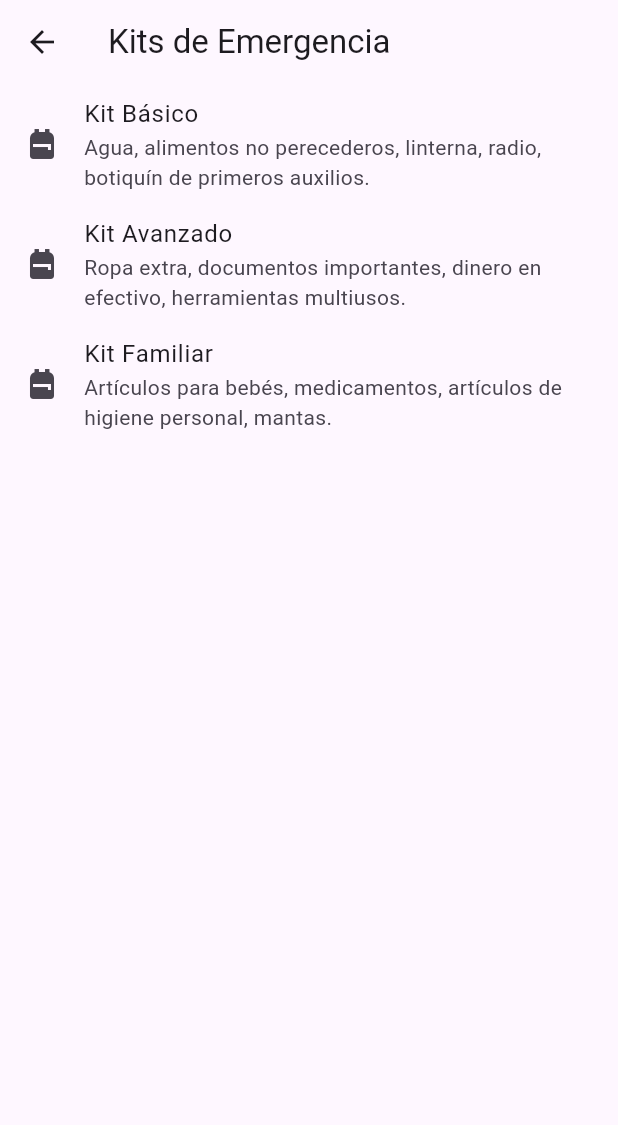
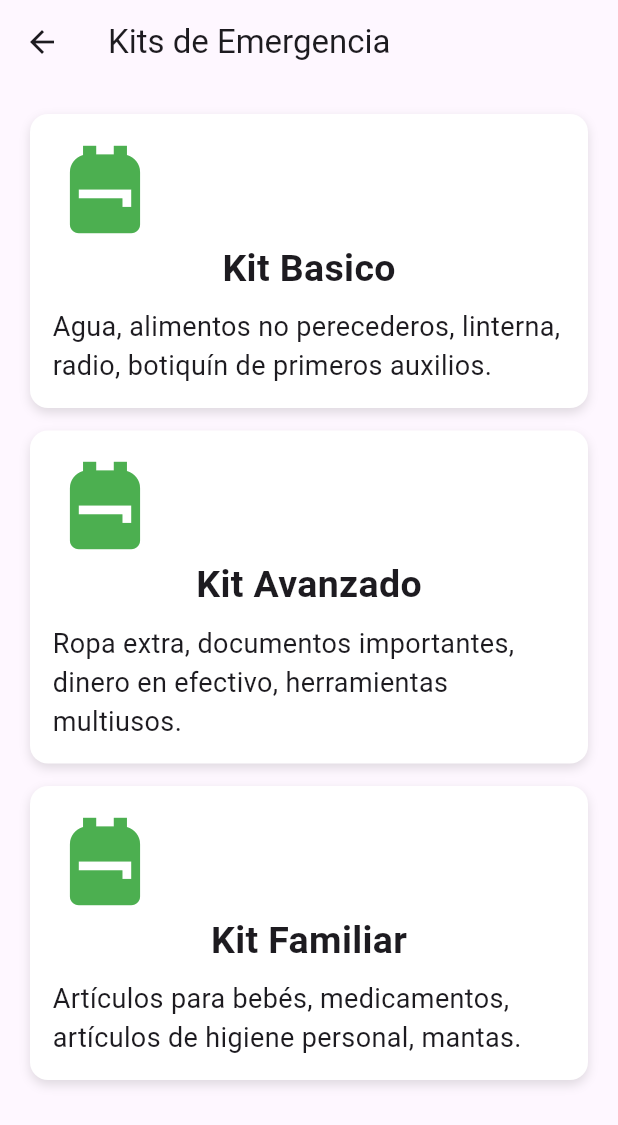
Before and after one commit to pedridg/hurasafe, a Flutter app: the kitsDeEmergencia screen opened directly, on a phone screen of 412 x 824 dp. Shown: the top 1125 px of the screen. Run offline on Flutter 3.47's test engine with Material 3 defaults, Android fonts, the phone set to English and light mode, and no system bars; our stand-ins replace flutter_map, geolocator, latlong2, permission_handler; Roboto replaces fonts that are missing (Poppins).

Commit message:
MOdificacion visual de la pagina Kits de emergencia

```diff
--- a/lib/kits_de_emergencia.dart
+++ b/lib/kits_de_emergencia.dart
@@ -8,7 +8,7 @@ class kitsDeEmergencia extends StatefulWidget {
 class _kitsDeEmergenciaState extends State<kitsDeEmergencia> {
   List<Map<String, String>> emergencyKits = [
     {
-      "Kit Básico": "Agua, alimentos no perecederos, linterna, radio, botiquín de primeros auxilios.",
+      "Kit Basico":"Agua, alimentos no perecederos, linterna, radio, botiquín de primeros auxilios.",
     },
     {
       "Kit Avanzado": "Ropa extra, documentos importantes, dinero en efectivo, herramientas multiusos.",
@@ -18,6 +18,8 @@ class _kitsDeEmergenciaState extends State<kitsDeEmergencia> {
     },
   ];
 
+  Null get data => null;
+
   @override
   Widget build(BuildContext context) {
     return Scaffold(
@@ -25,16 +27,74 @@ class _kitsDeEmergenciaState extends State<kitsDeEmergencia> {
         title: const Text("Kits de Emergencia"),
       ),
       body: ListView.builder(
+        padding: const EdgeInsets.all(20),
         itemCount: emergencyKits.length,
         itemBuilder: (context, index) {
           final item = emergencyKits[index];
-          return ListTile(
-            leading: const Icon(Icons.backpack),
-            title: Text(item.keys.first),
-            subtitle: Text(item.values.first),
+          return Container(
+            margin: const EdgeInsets.only(bottom: 15),
+            padding: const EdgeInsets.all(15),
+            decoration: BoxDecoration(
+              color: Colors.white,
+              borderRadius: BorderRadius.circular(12),
+              boxShadow: const [
+                BoxShadow(
+                  color: Colors.black12,
+                  blurRadius: 5,
+                  offset: Offset(0, 3),
+                )
+              ],
+            ),
+            child: Column(
+              crossAxisAlignment: CrossAxisAlignment.start,
+              mainAxisAlignment: MainAxisAlignment.center,
+              children: [
+                const Icon(
+                  Icons.backpack,
+                  size: 70,
+                  color: Colors.green,
+                ),
+                const SizedBox(),
+                Row(
+                  mainAxisAlignment: MainAxisAlignment.center,
+                  mainAxisSize:MainAxisSize.max,
+                  children: [
+                    Text(
+                      item.keys.first,
+                      style: const TextStyle(
+                        fontSize: 25,
+                        fontWeight: FontWeight.bold
+                      ),
+                    ),
+                  ],
+                ),
+                /*Text(
+                  item.keys.first,
+                  style: const TextStyle(
+                    fontSize: 25,
+                    fontWeight: FontWeight.bold
+                  ),
+                ),*/
+                const SizedBox(height: 8),
+                Text(
+                  item.values.first,
+                  style: const TextStyle(
+                    fontSize: 18,
+                  ),
+                ),
+              ],
+            ),
           );
         },
       ),
     );
   }
+  /*@override
+  Widget menuItem(String title, IconData icon, VoidCallback onTap) {
+    return ListTile(
+      leading: const Icon(Icons.backpack),
+      title: Text(data["Servicio"]!),
+      onTap: onTap,
+    );
+  }*/
 }
```
